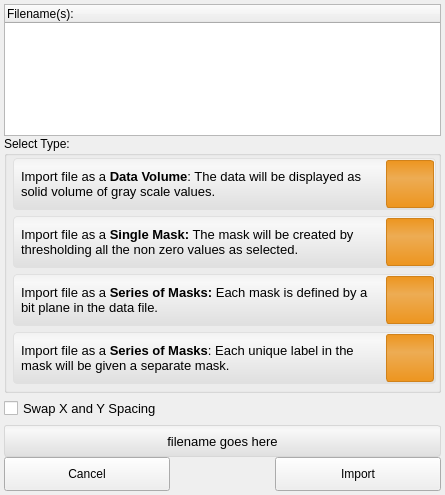
First picture: the form in src/Interface/AppInterface/LayerImporterWidget.ui, repository SCIInstitute/Seg3D, before the edit.
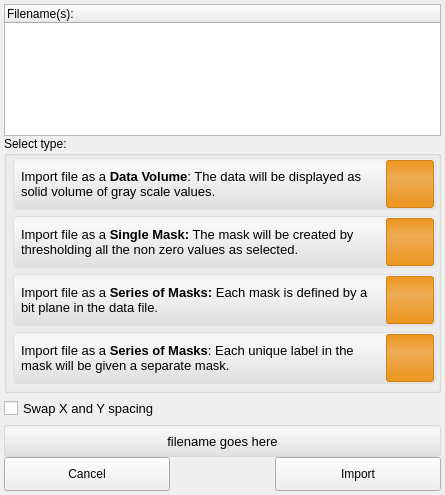
Second picture: the form after the edit. Icons and pictures are not drawn. Custom widgets are drawn as their Qt base class.

Patch:
```diff
--- a/src/Interface/AppInterface/LayerImporterWidget.ui
+++ b/src/Interface/AppInterface/LayerImporterWidget.ui
@@ -234,7 +234,7 @@
    <item>
     <widget class="QGroupBox" name="importer_options_">
      <property name="title">
-      <string>Select Type:</string>
+      <string>Select type:</string>
      </property>
      <layout class="QVBoxLayout" name="verticalLayout">
       <property name="spacing">
@@ -722,7 +722,7 @@
             </font>
            </property>
            <property name="text">
-            <string>Swap X and Y Spacing</string>
+            <string>Swap X and Y spacing</string>
            </property>
           </widget>
          </item>
```
